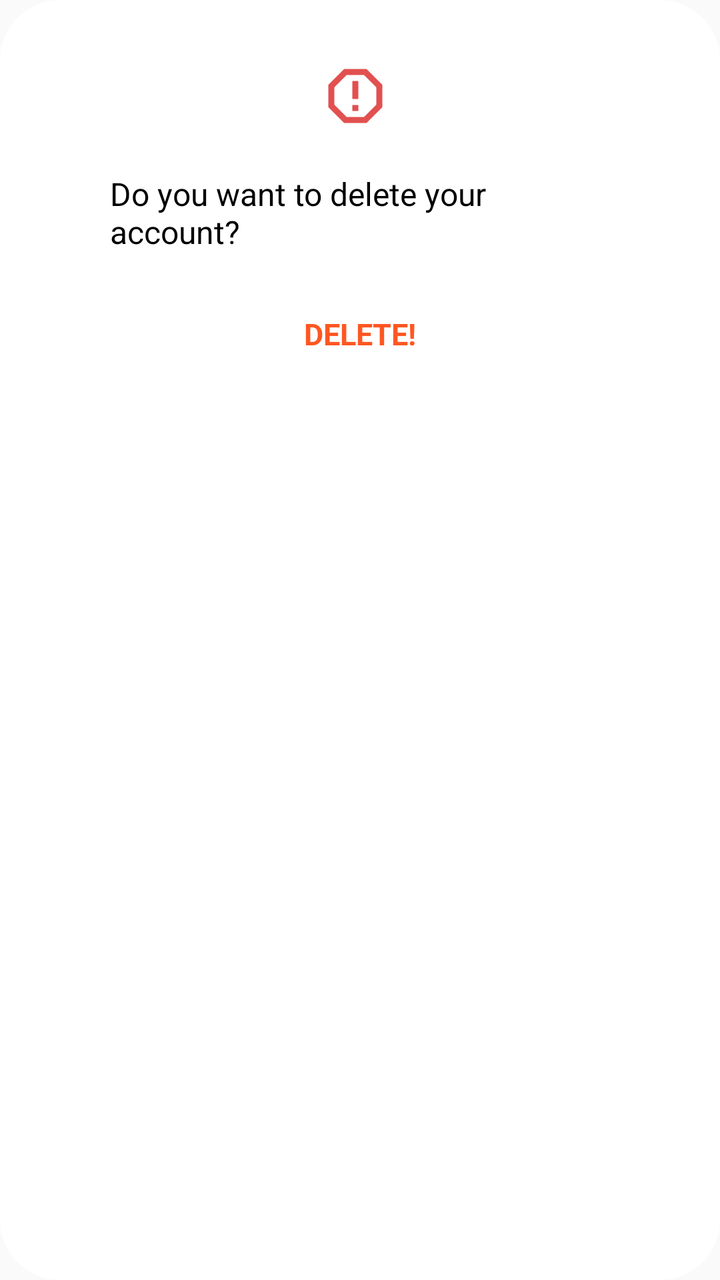
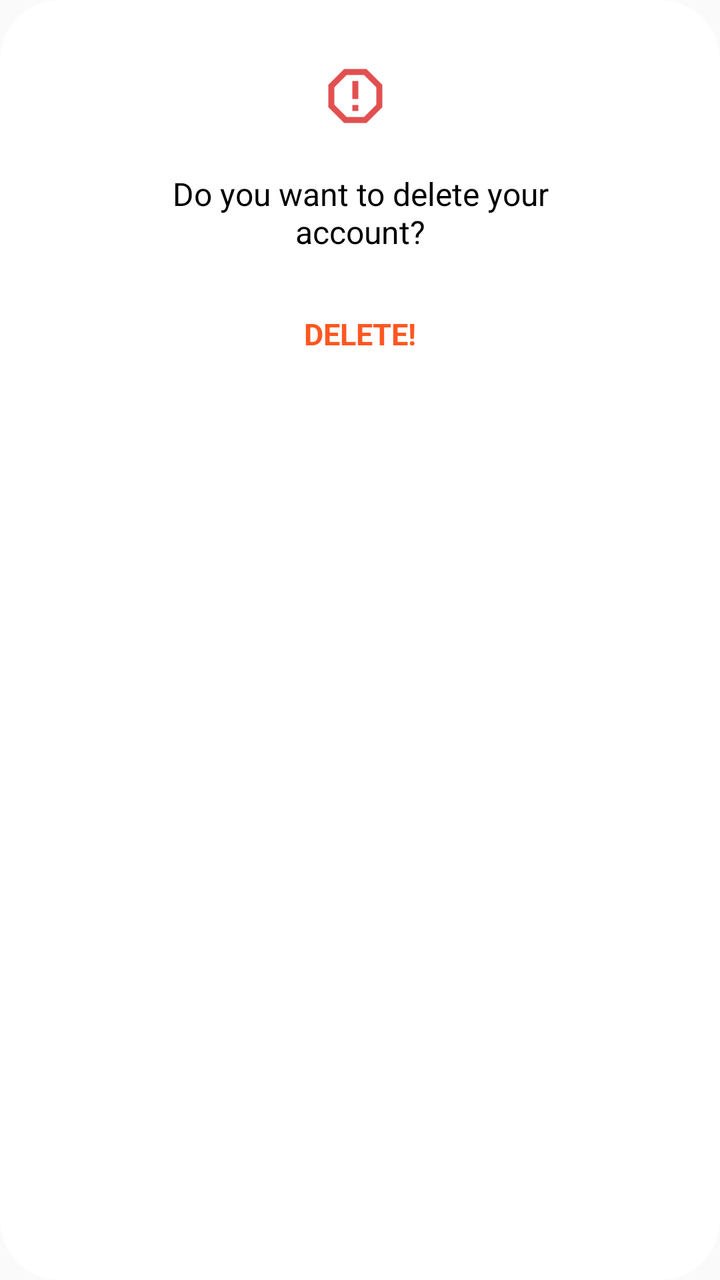

Screens rendered from an Android XML layout before and after an edit, with the pre-edit source and the edit as a unified diff.
<!-- AndroidManifest.xml: application theme Theme.MyAppCompatTheme -->
<!-- res/layout/dialog_delete_account.xml -->
<?xml version="1.0" encoding="utf-8"?>
<androidx.constraintlayout.widget.ConstraintLayout
    xmlns:android="http://schemas.android.com/apk/res/android"
    android:layout_width="wrap_content"
    android:layout_height="wrap_content"
    xmlns:app="http://schemas.android.com/apk/res-auto"
    android:layout_gravity="center"
    android:padding="20dp"
    android:background="@drawable/dialog_round_back_ground">

    <ImageButton
        android:id="@+id/ib_mail"
        android:layout_width="wrap_content"
        android:layout_height="wrap_content"
        android:src="@drawable/baseline_report_gmailerrorred_24"
        android:background="@color/cvBackground"
        android:padding="5dp"
        app:layout_constraintStart_toStartOf="parent"
        app:layout_constraintEnd_toEndOf="parent"
        app:layout_constraintTop_toTopOf="parent"
        android:layout_marginEnd="5dp"
        android:layout_marginTop="5dp"/>

    <TextView
        android:id="@+id/tv_delete"
        android:layout_width="250dp"
        android:layout_height="wrap_content"
        android:text="@string/tv_delete"
        android:textColor="@color/textColorPrimary"
        android:textSize="16sp"
        android:layout_marginStart="40dp"
        android:layout_marginEnd="40dp"
        android:layout_marginTop="15dp"
        app:layout_constraintEnd_toEndOf="parent"
        app:layout_constraintStart_toStartOf="parent"
        app:layout_constraintTop_toBottomOf="@id/ib_mail"/>

    <TextView
        android:id="@+id/tv_delete_btn"
        android:layout_width="wrap_content"
        android:layout_height="wrap_content"
        android:text="@string/tv_delete_btn"
        android:background="@drawable/bg_text"
        android:gravity="center"
        android:textColor="@color/red"
        android:textStyle="bold"
        android:textSize="15sp"
        android:padding="10dp"
        android:paddingStart="20dp"
        android:paddingEnd="20dp"
        android:layout_marginTop="20dp"
        app:layout_constraintStart_toStartOf="parent"
        app:layout_constraintEnd_toEndOf="parent"
        app:layout_constraintTop_toBottomOf="@id/tv_delete"/>

</androidx.constraintlayout.widget.ConstraintLayout>
<!-- resources referenced by this layout -->
<resources>
  <color name="cvBackground">#FFFFFF</color>
  <color name="red">#FF5722</color>
  <color name="textColorPrimary">#000000</color>
  <!-- drawable baseline_report_gmailerrorred_24 (drawable) -->
  <vector xmlns:android="http://schemas.android.com/apk/res/android"
      android:height="36dp"
      android:tint="#E25050"
      android:viewportHeight="24"
      android:viewportWidth="24"
      android:width="36dp">
        
      <path android:fillColor="@android:color/white" android:pathData="M15.73,3H8.27L3,8.27v7.46L8.27,21h7.46L21,15.73V8.27L15.73,3zM19,14.9L14.9,19H9.1L5,14.9V9.1L9.1,5h5.8L19,9.1V14.9z"/>
        
      <path android:fillColor="@android:color/white" android:pathData="M11,7h2v6h-2z"/>
        
      <path android:fillColor="@android:color/white" android:pathData="M11,15h2v2h-2z"/>
      
  </vector>
  <!-- drawable bg_text (drawable) -->
  <?xml version="1.0" encoding="utf-8"?>
  <ripple xmlns:android="http://schemas.android.com/apk/res/android"
      android:color="@color/gray">
      <item>
          <shape android:shape="rectangle">
              <solid android:color="@color/cvBackground" />
              />
  
          </shape>
      </item>
  </ripple>
  <!-- drawable dialog_round_back_ground (drawable) -->
  <?xml version="1.0" encoding="utf-8"?>
  <shape xmlns:android="http://schemas.android.com/apk/res/android">
      <solid
          android:color="@color/cvBackground"/>
      <corners
          android:radius="30dp" />
      <padding
          android:left="10dp"
          android:top="10dp"
          android:right="10dp"
          android:bottom="10dp" />
  </shape>
  <string name="tv_delete">Do you want to delete your account?</string>
  <string name="tv_delete_btn">DELETE!</string>
  <style name="Theme.MyAppCompatTheme" parent="Theme.AppCompat.Light.NoActionBar">
          <item name="colorPrimary">@color/white</item>
          <item name="colorPrimaryDark">@color/white</item>
          <item name="colorAccent">@color/teal_700</item>
          <item name="android:windowLightStatusBar">true</item>
          <item name="colorControlHighlight">@color/ripple_color</item>
          <item name="searchViewStyle">@style/Widget.AppCompat.SearchView</item>
      </style>
  <color name="gray">#646464</color>
  <color name="white">#FFFFFFFF</color>
  <color name="teal_700">#FF018786</color>
  <color name="ripple_color">#DCDCDC</color>
</resources>

<!-- the commit's change to res/layout/dialog_delete_account.xml (unified diff, before → after) -->
@@ -28,6 +28,7 @@
         android:text="@string/tv_delete"
         android:textColor="@color/textColorPrimary"
         android:textSize="16sp"
+        android:gravity="center"
         android:layout_marginStart="40dp"
         android:layout_marginEnd="40dp"
         android:layout_marginTop="15dp"
